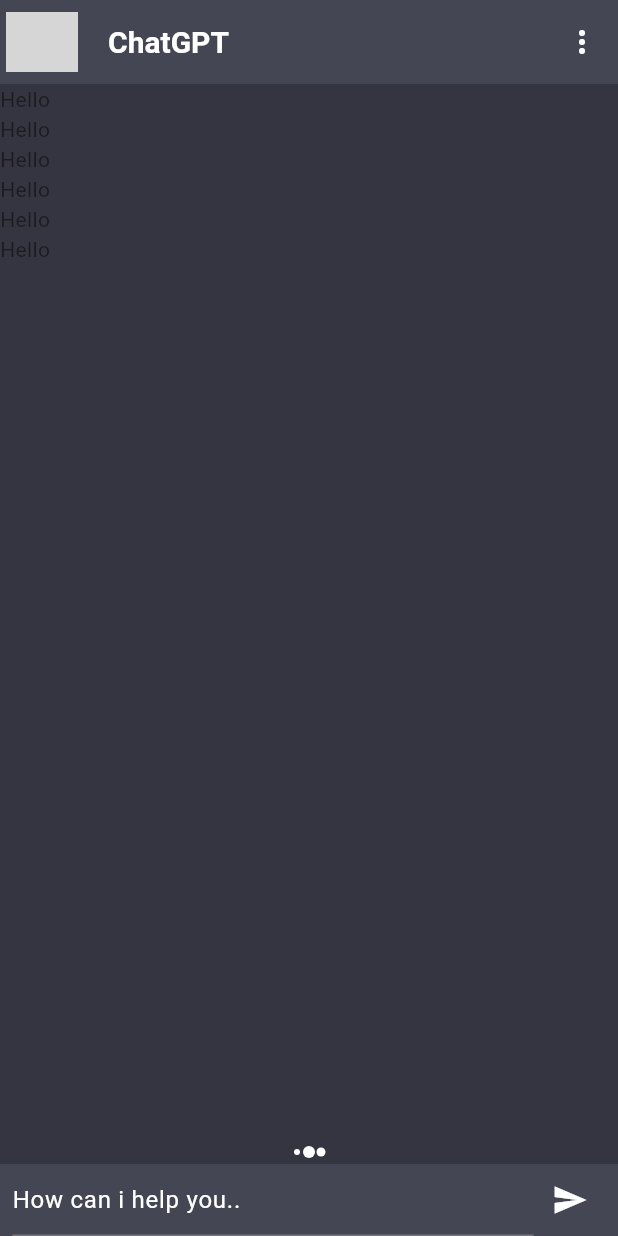
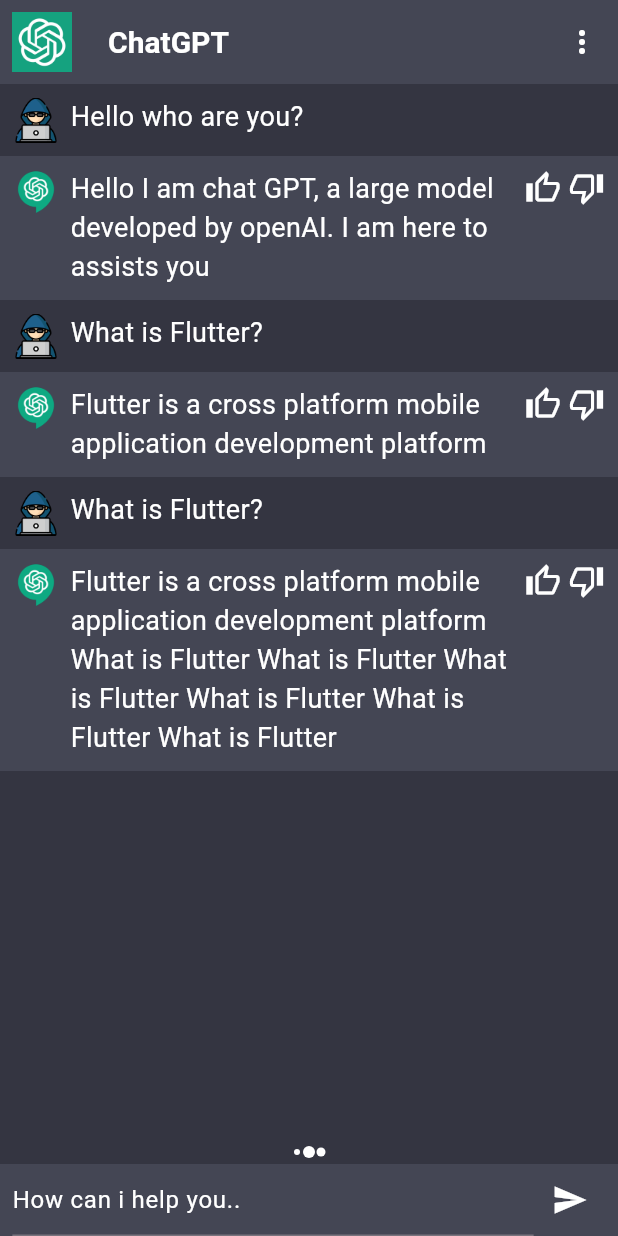
Before and after one commit to huzaifak08/ChatGPT-Flutter-App, a Flutter app: the screen it shows after launch, on a phone screen of 412 x 824 dp. Run offline on Flutter 3.47's test engine with Material 2 defaults, Android fonts, the phone set to English and light mode, and no system bars; our stand-ins replace flutter_spinkit; grey boxes are pictures that could not be loaded.

Commit message:
Drop Down done Allhamdullillah

```diff
--- a/lib/Constants/constants.dart
+++ b/lib/Constants/constants.dart
@@ -1,4 +1,57 @@
+import 'package:chatgpt_app/Widgets/text_widget.dart';
 import 'package:flutter/material.dart';
 
 Color scaffoldBackgroundColor = const Color(0xFF343541);
 Color cardColor = const Color(0xFF444654);
+
+List<String> models = [
+  'Model1',
+  'Model2',
+  'Model3',
+  'Model4',
+  'Model5',
+  'Model6',
+];
+
+List<DropdownMenuItem<String>>? get getModelsItem {
+  List<DropdownMenuItem<String>>? modelItems =
+      List<DropdownMenuItem<String>>.generate(
+          models.length,
+          (index) => DropdownMenuItem(
+              value: models[index],
+              child: TextWidget(
+                label: models[index],
+                fontSize: 15,
+              )));
+  return modelItems;
+}
+
+final chatMessages = [
+  {
+    "msg": "Hello who are you?",
+    "chatIndex": 0,
+  },
+  {
+    "msg":
+        "Hello I am chat GPT, a large model developed by openAI. I am here to assists you",
+    "chatIndex": 1,
+  },
+  {
+    "msg": "What is Flutter?",
+    "chatIndex": 0,
+  },
+  {
+    "msg":
+        "Flutter is a cross platform mobile application development platform",
+    "chatIndex": 1,
+  },
+  {
+    "msg": "What is Flutter?",
+    "chatIndex": 0,
+  },
+  {
+    "msg":
+        "Flutter is a cross platform mobile application development platform What is Flutter What is Flutter What is Flutter What is Flutter What is Flutter What is Flutter",
+    "chatIndex": 1,
+  }
+];
--- a/lib/Screens/chat_screen.dart
+++ b/lib/Screens/chat_screen.dart
@@ -1,7 +1,9 @@
 import 'package:chatgpt_app/Constants/constants.dart';
-import 'package:chatgpt_app/Services/assets_manager.dart';
+import 'package:chatgpt_app/Widgets/chat_widget.dart';
 import 'package:flutter/material.dart';
 import 'package:flutter_spinkit/flutter_spinkit.dart';
+
+import '../Services/services.dart';
 
 class ChatScreen extends StatefulWidget {
   const ChatScreen({super.key});
@@ -36,12 +38,14 @@ class _ChatScreenState extends State<ChatScreen> {
         leading: Padding(
           padding: EdgeInsets.symmetric(
               horizontal: width * 0.01, vertical: height * 0.01),
-          child: Image.asset(AssetsManager.openaiLogo),
+          child: Image.asset('assets/openai_logo.jpg'),
         ),
         title: const Text('ChatGPT'),
         actions: [
           IconButton(
-            onPressed: () {},
+            onPressed: () async {
+              await Services.showModelSheet(context: context);
+            },
             icon: const Icon(
               Icons.more_vert_rounded,
               color: Colors.white,
@@ -53,9 +57,13 @@ class _ChatScreenState extends State<ChatScreen> {
         children: [
           Flexible(
             child: ListView.builder(
-              itemCount: 6,
+              itemCount: chatMessages.length,
               itemBuilder: (context, index) {
-                return Text('Hello');
+                return ChatWidget(
+                  msg: chatMessages[index]["msg"].toString(),
+                  chatIndex:
+                      int.parse(chatMessages[index]["chatIndex"].toString()),
+                );
               },
             ),
           ),
--- /dev/null
+++ b/lib/Widgets/chat_widget.dart
@@ -0,0 +1,46 @@
+import 'package:chatgpt_app/Constants/constants.dart';
+import 'package:chatgpt_app/Widgets/text_widget.dart';
+import 'package:flutter/material.dart';
+
+class ChatWidget extends StatelessWidget {
+  final String msg;
+  final int chatIndex;
+  const ChatWidget({super.key, required this.msg, required this.chatIndex});
+
+  @override
+  Widget build(BuildContext context) {
+    return Material(
+      color: chatIndex == 0 ? scaffoldBackgroundColor : cardColor,
+      child: Padding(
+        padding: EdgeInsets.all(9.0),
+        child: Row(
+          crossAxisAlignment: CrossAxisAlignment.start,
+          children: [
+            Image.asset(
+              chatIndex == 0 ? 'assets/person.png' : 'assets/chat_logo.png',
+              height: 30,
+              width: 30,
+            ),
+            SizedBox(width: 8),
+            Expanded(child: TextWidget(label: msg)),
+            chatIndex == 0
+                ? const SizedBox.shrink()
+                : Row(
+                    children: [
+                      Icon(
+                        Icons.thumb_up_alt_outlined,
+                        color: Colors.white,
+                      ),
+                      SizedBox(width: 5),
+                      Icon(
+                        Icons.thumb_down_alt_outlined,
+                        color: Colors.white,
+                      ),
+                    ],
+                  ),
+          ],
+        ),
+      ),
+    );
+  }
+}
--- /dev/null
+++ b/lib/Widgets/text_widget.dart
@@ -0,0 +1,26 @@
+import 'package:flutter/material.dart';
+
+class TextWidget extends StatelessWidget {
+  final String label;
+  final double fontSize;
+  final Color? color;
+  final FontWeight? fontWeight;
+  const TextWidget(
+      {super.key,
+      required this.label,
+      this.fontSize = 18,
+      this.color,
+      this.fontWeight});
+
+  @override
+  Widget build(BuildContext context) {
+    return Text(
+      label,
+      style: TextStyle(
+        color: color ?? Colors.white,
+        fontSize: fontSize,
+        fontWeight: fontWeight,
+      ),
+    );
+  }
+}
```
Also changed, not shown: lib/Services/services.dart (added, +32 -0 lines), lib/Widgets/drop_down_widget.dart (added, +27 -0 lines).
